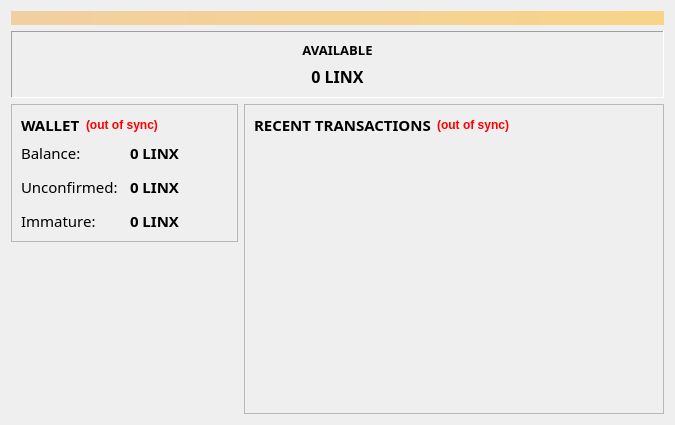
This is src/qt/forms/overviewpage.ui in linX-project/linX as Qt 5 draws it before an edit. The edited form follows.
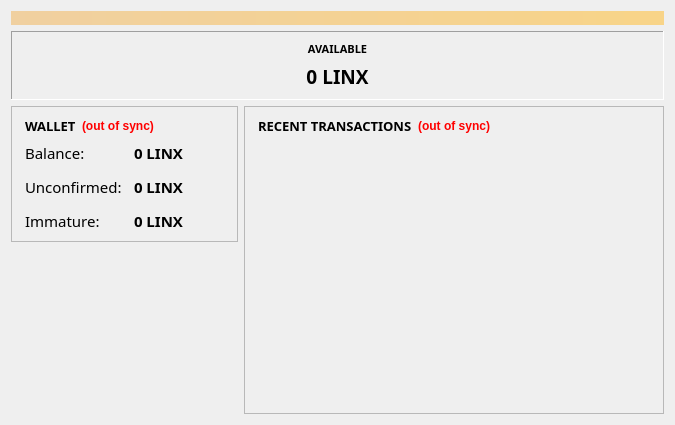
This is the edited form. Icons and pictures are not drawn.

Diff of the .ui file:
```diff
--- a/src/qt/forms/overviewpage.ui
+++ b/src/qt/forms/overviewpage.ui
@@ -69,7 +69,7 @@
             <property name="font">
              <font>
               <family>Arial Black</family>
-              <pointsize>10</pointsize>
+              <pointsize>8</pointsize>
               <weight>75</weight>
               <bold>true</bold>
              </font>
@@ -87,7 +87,7 @@
             <property name="font">
              <font>
               <family>Arial Black</family>
-              <pointsize>12</pointsize>
+              <pointsize>14</pointsize>
               <weight>75</weight>
               <bold>true</bold>
              </font>
@@ -130,7 +130,7 @@
               <property name="font">
                <font>
                 <family>Arial Black</family>
-                <pointsize>11</pointsize>
+                <pointsize>10</pointsize>
                 <weight>75</weight>
                 <bold>true</bold>
                 <underline>false</underline>
@@ -139,6 +139,9 @@
               <property name="text">
                <string>WALLET</string>
               </property>
+              <property name="indent">
+               <number>4</number>
+              </property>
              </widget>
             </item>
             <item>
@@ -200,6 +203,9 @@
               <property name="text">
                <string>Balance:</string>
               </property>
+              <property name="indent">
+               <number>4</number>
+              </property>
              </widget>
             </item>
             <item row="1" column="0">
@@ -213,6 +219,9 @@
               <property name="text">
                <string>Unconfirmed:</string>
               </property>
+              <property name="indent">
+               <number>4</number>
+              </property>
              </widget>
             </item>
             <item row="1" column="1">
@@ -250,6 +259,9 @@
               <property name="text">
                <string>Immature:</string>
               </property>
+              <property name="indent">
+               <number>4</number>
+              </property>
              </widget>
             </item>
             <item row="2" column="1">
@@ -338,7 +350,7 @@
               <property name="font">
                <font>
                 <family>Arial Black</family>
-                <pointsize>11</pointsize>
+                <pointsize>10</pointsize>
                 <underline>false</underline>
                </font>
               </property>
@@ -348,6 +360,9 @@
               <property name="text">
                <string>&lt;html&gt;&lt;head/&gt;&lt;body&gt;&lt;p&gt;&lt;span style=&quot; font-weight:600;&quot;&gt;RECENT TRANSACTIONS&lt;/span&gt;&lt;/p&gt;&lt;/body&gt;&lt;/html&gt;</string>
               </property>
+              <property name="indent">
+               <number>4</number>
+              </property>
              </widget>
             </item>
             <item>
```
Left out of the diff: 15 changed lines with no effect on the pictures.
